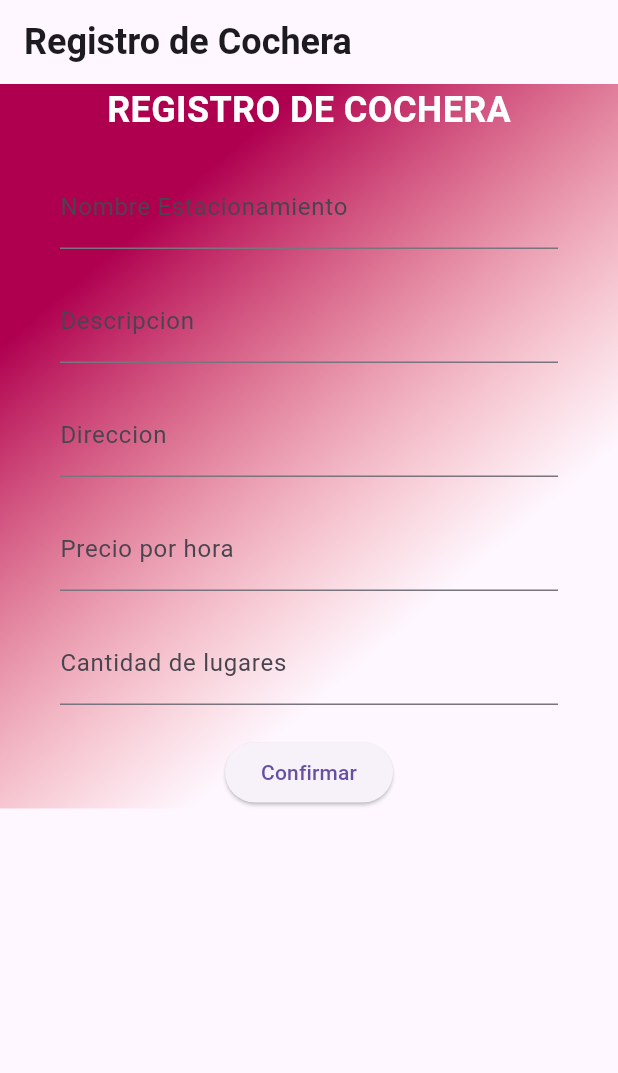
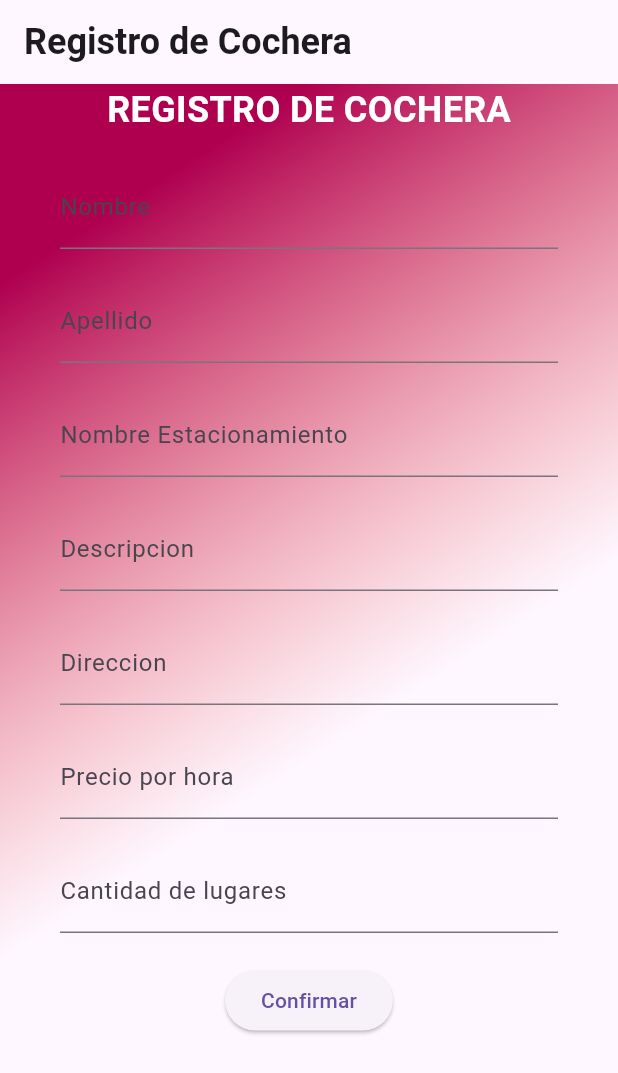
Before and after one commit to PabloCorrera/ProyectoFinalG1, a Flutter app: the GarageRegister screen opened by its route, after a tap on "Confirmar", on a phone screen of 412 x 824 dp. Shown: the top 1073 px of the screen. Run offline on Flutter 3.47's test engine with Material 3 defaults, Android fonts, the phone set to English and light mode, and no system bars; our stand-ins replace cloud_firestore, firebase_auth, firebase_core, font_awesome_flutter, go_router, google_sign_in; accounts and stored records are empty.

```diff
--- a/proyecto_final/lib/entities/cochera.dart
+++ b/proyecto_final/lib/entities/cochera.dart
@@ -36,7 +36,7 @@ Cochera.fromJson(Map<String, Object?> json)
           lng: json['lng']! as double,
           price: json['price']! as double,
           urlImage: json['urlImage']! as String,
-          ownerId: json['owner']! as String,
+          ownerId: json['ownerId']! as String,
           descripcion: json['descripcion']! as String,
           cantLugares: json['cantLugares']! as int,
           reservas: json['reservas']! as List<Reserva>,
@@ -50,8 +50,7 @@ Cochera.fromJson(Map<String, Object?> json)
     double? lng,
     double? price,
     String? urlImage,
-    String? owner ,
-    String? ownerName,
+    String? ownerId,
     String? descripcion,
     int? cantLugares,
     List<Reserva>? reservas,
@@ -63,7 +62,7 @@ Cochera.fromJson(Map<String, Object?> json)
         lng: lng ?? this.lng,
         price: price ?? this.price,
         urlImage: urlImage ?? this.urlImage,
-        ownerId: owner ?? this.ownerId,
+        ownerId: ownerId ?? this.ownerId,
         descripcion: descripcion ?? this.descripcion,
         reservas: reservas ?? this.reservas,
         cantLugares: cantLugares ?? this.cantLugares,
@@ -79,7 +78,7 @@ Cochera.fromJson(Map<String, Object?> json)
       'lng': lng,
       'price': price,
       'urlImage': urlImage,
-      'owner': ownerId,
+      'ownerId': ownerId,
       'descripcion': descripcion,
       'reservas': reservas,
       'cantLugares': cantLugares
--- a/proyecto_final/lib/entities/user.dart
+++ b/proyecto_final/lib/entities/user.dart
@@ -9,9 +9,6 @@ class User {
   late List<Cochera> cocheras;
   late bool consumidor;
   late String urlImage;
-  late String reservaInReservada;
-  late String reservaInCheckIn;
-  late String reservaInCheckOut;
 
   User({
     this.userId = "",
@@ -20,9 +17,6 @@ class User {
     this.email = "",
     List<Cochera>? cocheras,
     this.urlImage = "",
-    this.reservaInReservada = "",
-    this.reservaInCheckIn = "",
-    this.reservaInCheckOut = "",
   }) : cocheras = cocheras ?? [];
 
   User.fromJson(Map<String, Object?> json)
@@ -32,9 +26,6 @@ class User {
           email: json['email']! as String,
           cocheras: json['cocheras']! as List<Cochera>,
           urlImage: json['urlImage']! as String,
-          reservaInReservada: json['reservaInReservada']! as String,
-          reservaInCheckIn: json['reservaInCheckIn']! as String,
-          reservaInCheckOut: json['reservaInCheckOut']! as String,
         );
 
   User copyWith({
@@ -53,9 +44,7 @@ class User {
         email: email ?? this.email,
         cocheras: cocheras ?? this.cocheras,
         urlImage: urlImage ?? this.urlImage,
-        reservaInReservada: reservaInReservada ?? this.reservaInReservada,
-        reservaInCheckIn: reservaInCheckIn ?? this.reservaInCheckIn,
-        reservaInCheckOut: reservaInCheckOut ?? this.reservaInCheckOut);
+    );
   }
 
   Map<String, Object?> toJson() {
@@ -65,9 +54,9 @@ class User {
       'email': email,
       'cocheras': cocheras,
       'urlImage': urlImage,
-      'reservaInReservada': reservaInReservada,
-      'reservaInCheckin': reservaInCheckIn,
-      'reservaInCheckOut': reservaInCheckOut,
     };
   }
+  String getId(){
+    return userId;
+  }
 }
--- a/proyecto_final/lib/pages/garage_register.dart
+++ b/proyecto_final/lib/pages/garage_register.dart
@@ -1,6 +1,8 @@
+import 'package:firebase_auth/firebase_auth.dart';
 import 'package:flutter/material.dart';
 import 'package:flutter/services.dart';
 import 'package:proyecto_final/entities/cochera.dart';
+import 'package:proyecto_final/entities/user.dart' as myUser;
 import 'package:proyecto_final/services/database_sevice.dart';
 
 class GarageRegister extends StatelessWidget {
@@ -9,28 +11,41 @@ class GarageRegister extends StatelessWidget {
 
 
   final DatabaseService _databaseService = DatabaseService();
-  final TextEditingController _controllerOwnerId = TextEditingController();
   final TextEditingController _description = TextEditingController();
   final TextEditingController _controllerGarageName = TextEditingController();
   final TextEditingController _controllerGarageAdress = TextEditingController();
   final TextEditingController _controllerQuantitySpaces = TextEditingController();
   final TextEditingController _controllerPrice = TextEditingController();
+  final TextEditingController _controllerName = TextEditingController();
+  final TextEditingController _controllerSurname = TextEditingController();
 
   String? errorMessage = '';
+  String? emailUsuario = FirebaseAuth.instance.currentUser?.email;
 
   Widget _submitButton() {
     return ElevatedButton(
       onPressed: () {
+        String email = emailUsuario ?? "";
+        myUser.User myUser1 = myUser.User(
+          nombre: _controllerName.text,
+          apellido: _controllerSurname.text,
+          email: email,
+        );
+        _databaseService.addUser(myUser1);
+        String? userId = FirebaseAuth.instance.currentUser?.uid;
+        String idUser = userId ?? "";
+        print(idUser);
       Cochera cochera = Cochera(
         nombre: _controllerGarageName.text,
-        ownerId: _controllerOwnerId.text,
         descripcion: _description.text,
         direccion: _controllerGarageAdress.text,
         price: double.parse(_controllerPrice.text),
         cantLugares: int.parse(_controllerQuantitySpaces.text),
+        ownerId: idUser,
+        //ownerId:
       );
+        _databaseService.addCochera(cochera);
 
-        _databaseService.addCochera(cochera);
       },
       child: Text('Confirmar'),
     );
@@ -108,6 +123,10 @@ Widget build(BuildContext context) {
               ),
             ),
             const SizedBox(height: 20),
+            _entryField('Nombre', _controllerName),
+            const SizedBox(height: 20),
+            _entryField('Apellido', _controllerSurname),
+            const SizedBox(height: 20),
             _entryField('Nombre Estacionamiento', _controllerGarageName),
             const SizedBox(height: 20),
              _entryField('Descripcion', _description),
@@ -117,6 +136,7 @@ Widget build(BuildContext context) {
             _entryFieldNumber('Precio por hora', _controllerPrice),
             const SizedBox(height: 20),
             _entryFieldNumber('Cantidad de lugares', _controllerQuantitySpaces),
+
             _errorMessage(),
             _submitButton(),
           ],
--- a/proyecto_final/lib/services/database_sevice.dart
+++ b/proyecto_final/lib/services/database_sevice.dart
@@ -45,4 +45,25 @@ class DatabaseService {
     _cocheraRef.add(cochera);
   }
 
+  void updateUser(String email, String nombre, String apellido) async {
+  // Primero, obtén una referencia al documento del usuario usando su email
+  QuerySnapshot querySnapshot = await FirebaseFirestore.instance
+      .collection('USUARIO_CONSUMIDOR')
+      .where('email', isEqualTo: email)
+      .get();
+
+  // Verifica si se encontró un documento con el email proporcionado
+  if (querySnapshot.docs.isNotEmpty) {
+    // Si se encontró un documento, actualiza sus datos
+    String docId = querySnapshot.docs.first.id;
+    DocumentReference userRef = FirebaseFirestore.instance.collection('USUARIO_CONSUMIDOR').doc(docId);
+
+    // Actualiza el nombre y apellido del usuario
+    await userRef.update({
+      'nombre': nombre,
+      'apellido': apellido,
+    });
+  }
+  }
+
 }
```
Also changed, not shown: 1 other file.
